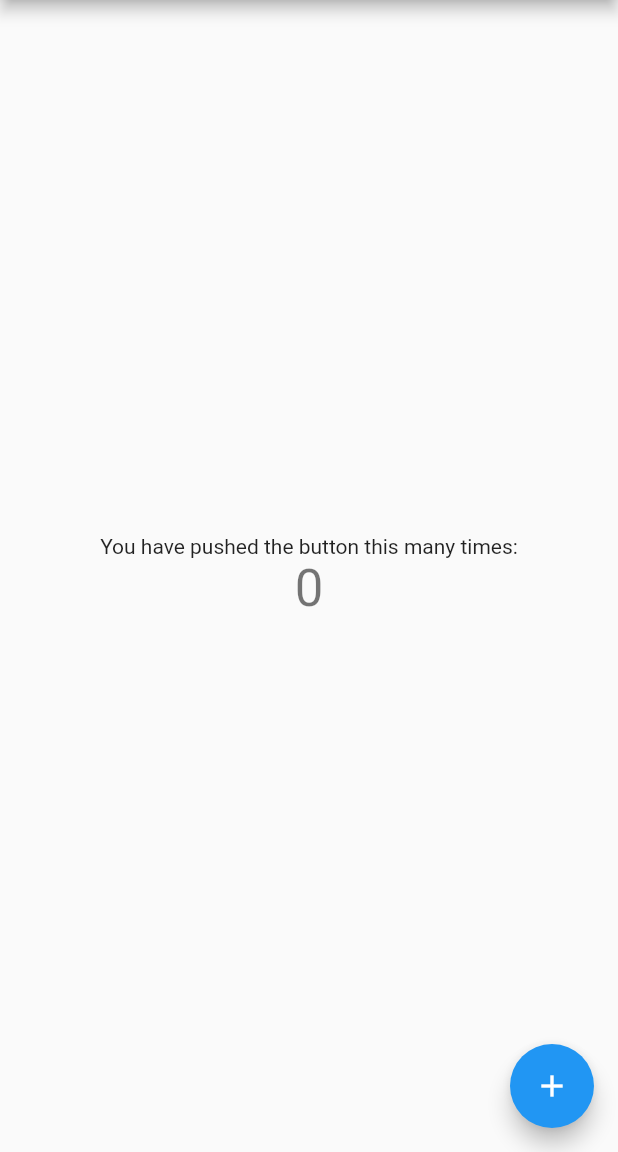
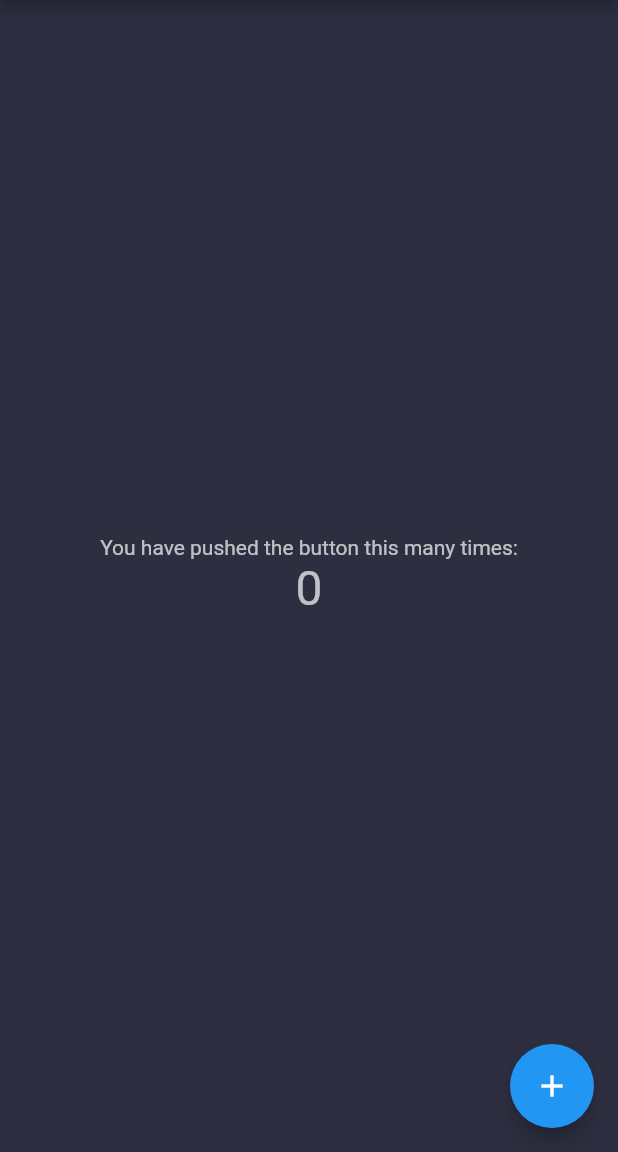
Before and after one commit to joaovaladao/Med-Assistant, a Flutter app: the screen it shows after launch, on a phone screen of 412 x 824 dp, the part 84-1236 px from its top. Run offline on Flutter 3.47's test engine with Material 2 defaults, Android fonts, the phone set to English and light mode, and no system bars.

Commit message:
Mudança do plano de fundo e cor das letras

```diff
--- a/flutter_application_1/lib/main.dart
+++ b/flutter_application_1/lib/main.dart
@@ -77,7 +77,9 @@ class _MyHomePageState extends State<MyHomePage> {
         // the App.build method, and use it to set our appbar title.
         title: Text(widget.title),
       ),
-      body: Center(
+      body: Container(
+        alignment: Alignment.center,
+        color: Color(0xFF2D2F41),
         // Center is a layout widget. It takes a single child and positions it
         // in the middle of the parent.
         child: Column(
@@ -99,10 +101,14 @@ class _MyHomePageState extends State<MyHomePage> {
           children: <Widget>[
             Text(
               'You have pushed the button this many times:',
+              style: TextStyle(color: Colors.white70),
             ),
             Text(
               '$_counter',
-              style: Theme.of(context).textTheme.headline4,
+              style: TextStyle(
+                fontSize: 32,
+                color: Colors.white70,
+              ),
             ),
           ],
         ),
```
